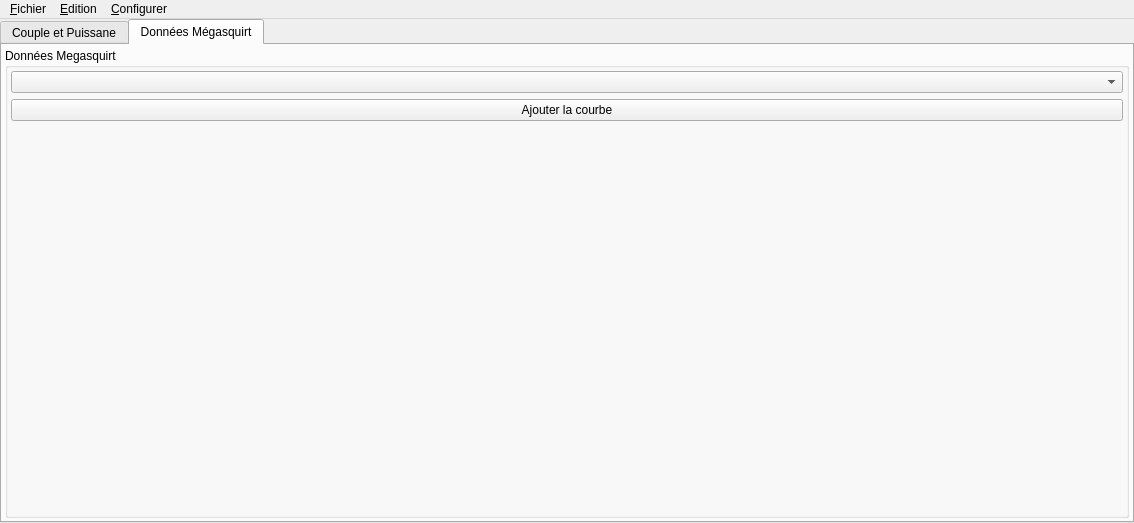
xaviermawet/EcoMotion2013BenchTestExperimental, file MainWindow.ui: the form before one commit.
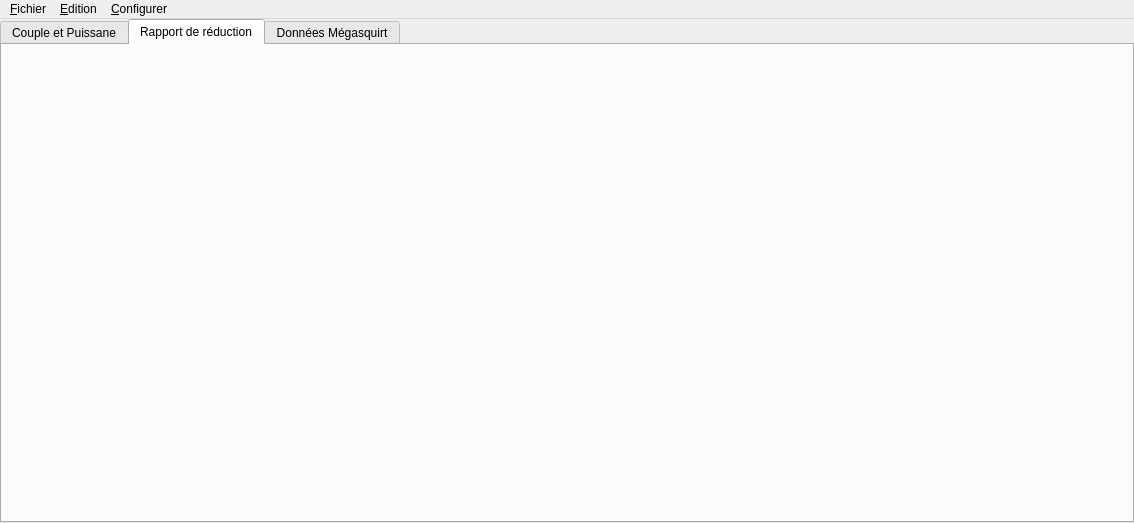
The form after the commit. Icons and pictures are not drawn.

Commit message: Modification de la sauvegarde et la restauration des paramètres afin qu'elle soit indépendante du nombre de graphique Ajout d'un onglet avec un graphique pour le rapport de réduction

```diff
--- a/MainWindow.ui
+++ b/MainWindow.ui
@@ -54,7 +54,13 @@
         </property>
        </layout>
       </widget>
-      <widget class="QWidget" name="megasquirtData">
+      <widget class="QWidget" name="reductionRatioTab">
+       <attribute name="title">
+        <string>Rapport de réduction</string>
+       </attribute>
+       <layout class="QHBoxLayout" name="reductionRatioHLayout"/>
+      </widget>
+      <widget class="QWidget" name="megasquirtDataTab">
        <attribute name="title">
         <string>Données Mégasquirt</string>
        </attribute>
```
The commit also changes 4 other files.
